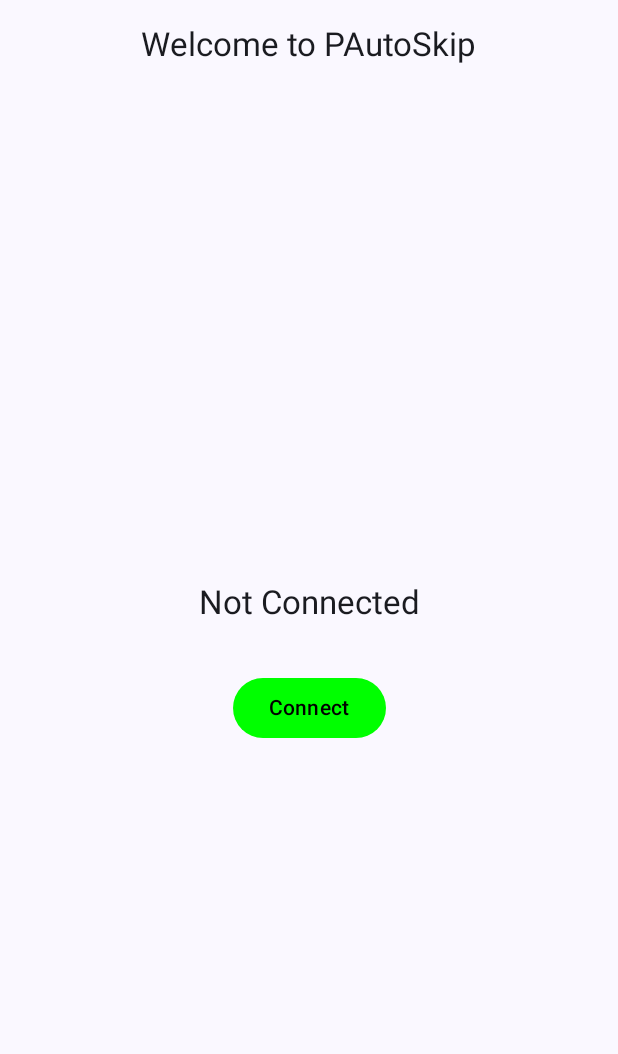
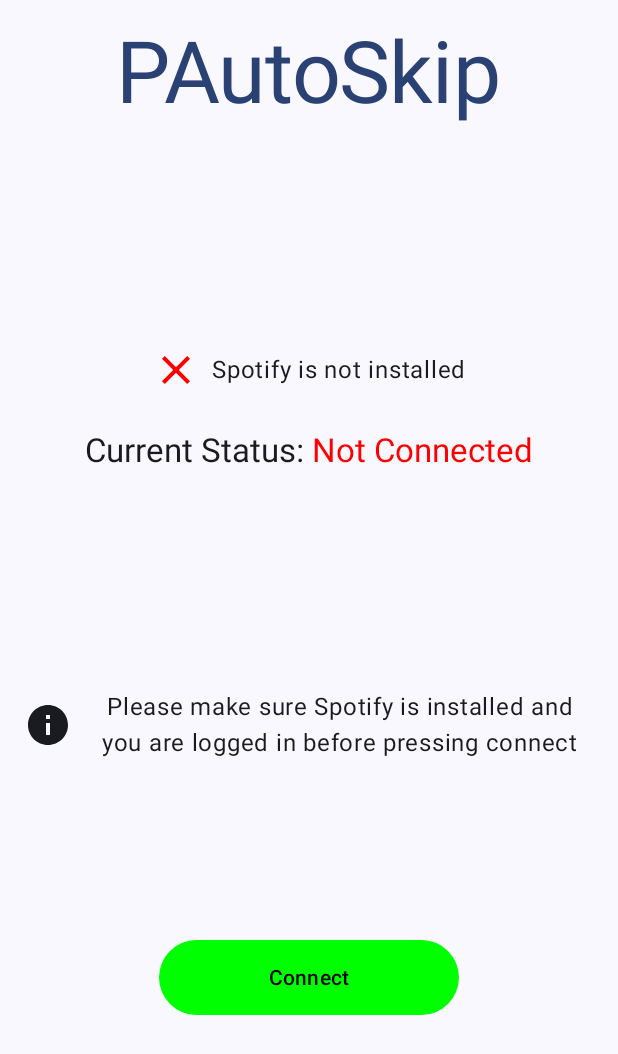
Before and after one commit to Ermin17/pautoskip, an Android app built with Jetpack Compose: the screen it shows after launch (MainActivity), on a phone screen of 412 x 824 dp. Shown: the top 1054 px of the screen. Run offline under Robolectric (Android 15) with nearby library versions, the phone set to English and light mode, and no system bars; libraries missing offline, so code that uses them is left out: com.spotify.android, com.spotify.protocol.

Commit message:
check for spotify installation, clean up ui

```diff
--- a/app/src/main/java/com/example/pautoskip/MainActivity.kt
+++ b/app/src/main/java/com/example/pautoskip/MainActivity.kt
@@ -1,23 +1,44 @@
 package com.example.pautoskip
 
+import android.Manifest
 import android.content.Intent
+import android.content.pm.PackageManager
+import android.os.Build
 import android.os.Bundle
 import android.util.Log
-import android.Manifest
-import android.content.pm.PackageManager
-import android.os.Build
 import androidx.activity.ComponentActivity
 import androidx.activity.compose.setContent
 import androidx.activity.result.ActivityResultLauncher
 import androidx.activity.result.contract.ActivityResultContracts
-import androidx.compose.foundation.layout.*
-import androidx.compose.material3.*
+import androidx.compose.foundation.layout.Arrangement
+import androidx.compose.foundation.layout.Column
+import androidx.compose.foundation.layout.Row
+import androidx.compose.foundation.layout.Spacer
+import androidx.compose.foundation.layout.fillMaxSize
+import androidx.compose.foundation.layout.height
+import androidx.compose.foundation.layout.padding
+import androidx.compose.foundation.layout.size
+import androidx.compose.foundation.layout.width
+import androidx.compose.material.icons.Icons
+import androidx.compose.material.icons.filled.CheckCircle
+import androidx.compose.material.icons.filled.Close
+import androidx.compose.material.icons.filled.Info
+import androidx.compose.material3.Button
+import androidx.compose.material3.ButtonDefaults
+import androidx.compose.material3.CircularProgressIndicator
+import androidx.compose.material3.Icon
+import androidx.compose.material3.MaterialTheme
+import androidx.compose.material3.Surface
+import androidx.compose.material3.Text
 import androidx.compose.runtime.Composable
 import androidx.compose.runtime.mutableStateOf
 import androidx.compose.ui.Alignment
 import androidx.compose.ui.Modifier
 import androidx.compose.ui.graphics.Color
-import androidx.compose.ui.tooling.preview.Preview
+import androidx.compose.ui.text.SpanStyle
+import androidx.compose.ui.text.buildAnnotatedString
+import androidx.compose.ui.text.style.TextAlign
+import androidx.compose.ui.text.withStyle
 import androidx.compose.ui.unit.dp
 import androidx.core.content.ContextCompat
 import com.example.pautoskip.ui.theme.PAutoSkipTheme
@@ -27,7 +48,9 @@ class MainActivity : ComponentActivity() {
     private lateinit var spotifyManager: SpotifyManager
 
     // Mutable state to store connection status
-    private val connectionStatus = mutableStateOf("Not Connected");
+    private val connectionStatus = mutableStateOf("Not Connected")
+    private val isLoading = mutableStateOf(false)
+
 
     // Create an ActivityResultLauncher for requesting permissions
     private lateinit var requestPermissionLauncher: ActivityResultLauncher<Array<String>>
@@ -35,12 +58,8 @@ class MainActivity : ComponentActivity() {
     override fun onCreate(savedInstanceState: Bundle?) {
         super.onCreate(savedInstanceState)
 
-        // Spotify credentials and initialize the manager
-        // val clientId = BuildConfig.SPOTIFY_CLIENT_ID
-        // val redirectUri = BuildConfig.SPOTIFY_REDIRECT_URI
-
         val clientId = "<your client id>"
-        val redirectUri = "<your redirect uri"
+        val redirectUri = "<your redirect uri>"
 
         // Initialize ActivityResultLauncher for permissions
         requestPermissionLauncher = registerForActivityResult(
@@ -53,6 +72,8 @@ class MainActivity : ComponentActivity() {
             } else {
                 Log.e("MainActivity", "Foreground Service permission denied")
             }
+
+
         }
 
         // Initialize SpotifyManager
@@ -87,8 +108,10 @@ class MainActivity : ComponentActivity() {
                         startForegroundService()
                     }
                 }
+                isLoading.value = false
             }
         }
+
 
 
         setContent {
@@ -103,26 +126,72 @@ class MainActivity : ComponentActivity() {
                     ) {
                         Spacer(modifier = Modifier.height(16.dp)) // Space above the welcome text
 
-                        WelcomeScreen("Welcome to PAutoSkip")
+                        WelcomeScreen("PAutoSkip")
+
+                        Spacer(modifier = Modifier.weight(1f))
+
+                        SpotifyInstalled(checkSpotifyInstallation())
+
+                        Spacer(modifier = Modifier.height(24.dp))
+
+
+                        CurrentStatus(connectionStatus.value)
+
+                        Spacer(modifier = Modifier.weight(1f))
+
+                        // Instruction text with (i) icon
+                        Row(
+                            verticalAlignment = Alignment.CenterVertically,
+                            horizontalArrangement = Arrangement.Center,
+                            modifier = Modifier.padding(horizontal = 16.dp) // Add padding for better layout
+                        ) {
+                            Icon(
+                                imageVector = Icons.Filled.Info, // Use a suitable info icon
+                                contentDescription = "Info",
+                                tint = MaterialTheme.colorScheme.onBackground,
+                                modifier = Modifier.size(32.dp)
+                            )
+                            Spacer(modifier = Modifier.width(8.dp)) // Space between icon and text
+                            Text(
+                                text = "Please make sure Spotify is installed and you are logged in before pressing connect",
+                                style = MaterialTheme.typography.bodyLarge,
+                                color = MaterialTheme.colorScheme.onBackground,
+                                textAlign = TextAlign.Center
+                            )
+                        }
 
                         Spacer(modifier = Modifier.height(16.dp)) // Reduced space below the welcome text
 
                         // Center section
-                        Spacer(modifier = Modifier.weight(1f)) // Push the status and button down
-
-                        CurrentStatus(connectionStatus.value)
+                        Spacer(modifier = Modifier.weight(.5f)) // Push the status and button down
 
                         Spacer(modifier = Modifier.height(32.dp)) // Reduced space between status and button
 
                         ConnectButton(onClick = {
-                            spotifyManager.connect()
-                            Log.d("MainActivity", "Button Clicked")
-                        })
+                            if (!isLoading.value) {
+                                isLoading.value = true
+                                spotifyManager.connect()
+                                Log.d("MainActivity", "Button Clicked")
+                            }
+                        }, checkSpotifyInstallation(), isLoading.value)
+
 
                         Spacer(modifier = Modifier.weight(1f)) // Optional spacer to keep things centered
                     }
                 }
             }
+        }
+    }
+
+    fun checkSpotifyInstallation(): Boolean {
+        val pm = packageManager
+        return try {
+            pm.getPackageInfo("com.spotify.music", 0)
+            // Installed
+            true
+        } catch (e: PackageManager.NameNotFoundException) {
+            // Not installed
+            false
         }
     }
 
@@ -169,55 +238,77 @@ class MainActivity : ComponentActivity() {
 }
 
 @Composable
+fun SpotifyInstalled(isInstalled: Boolean, modifier: Modifier = Modifier) {
+
+    Row(
+        verticalAlignment = Alignment.CenterVertically,
+        horizontalArrangement = Arrangement.Center
+    ) {
+        val icon = if (isInstalled) Icons.Default.CheckCircle else Icons.Default.Close
+        val iconColor = if (isInstalled) Color.Green else Color.Red
+        val message = if (isInstalled) "Spotify is installed" else "Spotify is not installed"
+
+        Icon(
+            imageVector = icon,
+            contentDescription = if (isInstalled) "Checkmark" else "Red X",
+            tint = iconColor,
+            modifier = Modifier.size(32.dp)
+        )
+        Spacer(modifier = Modifier.width(8.dp))
+        Text(text = message, style = MaterialTheme.typography.bodyLarge)
+    }
+}
+
+@Composable
 fun WelcomeScreen(text: String, modifier: Modifier = Modifier) {
     Text(
-        text = text,
+        text = "PAutoSkip",
+        style = MaterialTheme.typography.displayLarge,
+        color = MaterialTheme.colorScheme.primary
+    )
+}
+
+@Composable
+fun CurrentStatus(text: String, modifier: Modifier = Modifier) {
+    val (statusText, statusColor) = when (text) {
+        "Connected" -> "Connected" to Color.Green
+        "Not Connected" -> "Not Connected" to Color.Red
+        else -> text to Color.Red
+    }
+
+    // Create an annotated string for different colors
+    val annotatedString = buildAnnotatedString {
+        append("Current Status: ")
+        withStyle(style = SpanStyle(color = statusColor)) {
+            append(statusText) // Apply color only to the status text
+        }
+    }
+
+    Text(
+        text = annotatedString,
         style = MaterialTheme.typography.titleLarge,
         modifier = modifier
     )
 }
 
 @Composable
-fun CurrentStatus(text: String, modifier: Modifier = Modifier) {
-    Text(
-        text = text,
-        style = MaterialTheme.typography.titleLarge,
-        modifier = modifier
-    )
-}
-
-@Composable
-fun ConnectButton(onClick: () -> Unit, modifier: Modifier = Modifier) {
+fun ConnectButton(onClick: () -> Unit, isInstalled: Boolean, isLoading: Boolean, modifier: Modifier = Modifier) {
     Button(
+        enabled = isInstalled || !isLoading,
         onClick = onClick,
         colors = ButtonDefaults.buttonColors(
             containerColor = Color.Green,
             contentColor = Color.Black
         ),
         modifier = modifier
+            .width(200.dp)
+            .height(50.dp)
     ) {
-        Text(text = "Connect")
+        if (isLoading) {
+            CircularProgressIndicator(color = Color.White, modifier = Modifier.size(20.dp))
+            Spacer(modifier = Modifier.width(8.dp))
+        }
+        Text(
+            text = if (isLoading) "Connecting..." else "Connect")
     }
 }
-
-
-
-@Preview(showBackground = true)
-@Composable
-fun WelcomeScreenPreview() {
-    PAutoSkipTheme {
-        // Preview of the layout
-        Column(
-            modifier = Modifier.fillMaxSize(),
-            verticalArrangement = Arrangement.Top, // Align items towards the top
-            horizontalAlignment = Alignment.CenterHorizontally
-        ) {
-            Spacer(modifier = Modifier.height(16.dp)) // Space for preview
-            WelcomeScreen("Welcome to PAutoSkip")
-            Spacer(modifier = Modifier.height(16.dp)) // Space below the welcome text
-            CurrentStatus("Not Connected")
-            Spacer(modifier = Modifier.height(8.dp)) // Space between status and button
-            //ConnectButton()
-        }
-    }
-}
--- a/app/src/main/java/com/example/pautoskip/SpotifyManager.kt
+++ b/app/src/main/java/com/example/pautoskip/SpotifyManager.kt
@@ -15,6 +15,8 @@ import com.spotify.protocol.client.Subscription;
 import com.spotify.protocol.types.PlayerState;
 import com.spotify.protocol.types.Track;
 
+// TODO: Automatically connect when spotify is launched
+// TODO: Create settings to only launch when spotify is playing a specific type of track
 
 class SpotifyManager(private val context: Context, private val clientId: String, private val redirectUri: String) {
 
```
